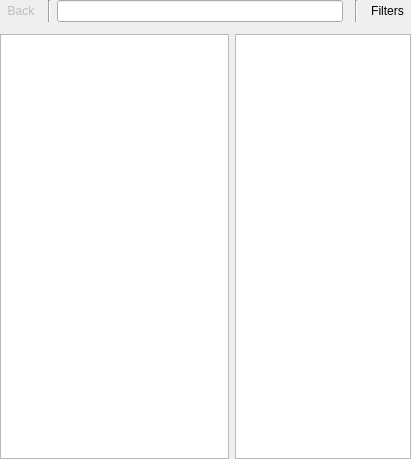
Old version of the form AddRm/AddRmKCM.ui in the repository KDE/apper.
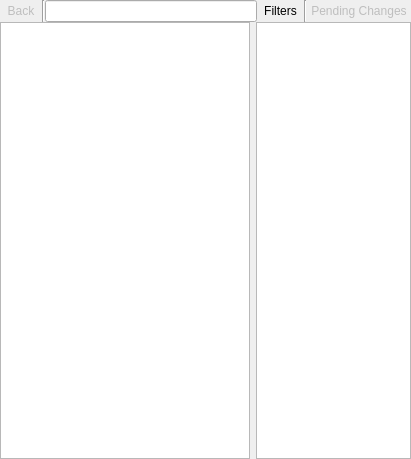
New version of the form. Custom widgets are drawn as their Qt base class.

Commit message: Starting to make the pending changes work

```diff
--- a/AddRm/AddRmKCM.ui
+++ b/AddRm/AddRmKCM.ui
@@ -23,10 +23,13 @@
    <locale language="English" country="UnitedStates"/>
   </property>
   <layout class="QGridLayout" name="gridLayout">
+   <property name="verticalSpacing">
+    <number>0</number>
+   </property>
    <property name="margin">
     <number>0</number>
    </property>
-   <item row="0" column="0" colspan="4">
+   <item row="0" column="0" colspan="3">
     <layout class="QHBoxLayout" name="horizontalLayout">
      <item>
       <widget class="QToolButton" name="backTB">
@@ -73,13 +76,6 @@
        </layout>
       </widget>
      </item>
-     <item>
-      <widget class="Line" name="line_2">
-       <property name="orientation">
-        <enum>Qt::Vertical</enum>
-       </property>
-      </widget>
-     </item>
      <item>
       <widget class="QToolButton" name="filtersTB">
        <property name="sizePolicy">
@@ -108,12 +104,32 @@
        </property>
       </widget>
      </item>
+     <item>
+      <widget class="Line" name="line_2">
+       <property name="orientation">
+        <enum>Qt::Vertical</enum>
+       </property>
+      </widget>
+     </item>
+     <item>
+      <widget class="QPushButton" name="changesPB">
+       <property name="enabled">
+        <bool>false</bool>
+       </property>
+       <property name="text">
+        <string>Pending Changes</string>
+       </property>
+       <property name="flat">
+        <bool>true</bool>
+       </property>
+      </widget>
+     </item>
     </layout>
    </item>
-   <item row="1" column="0" colspan="4">
+   <item row="1" column="0" colspan="3">
     <widget class="QWidget" name="stackedWidget" native="true"/>
    </item>
-   <item row="2" column="1" colspan="3">
+   <item row="2" column="1" colspan="2">
     <widget class="KpkCategorizedView" name="homeView">
      <property name="mouseTracking">
       <bool>true</bool>
```
The commit also changes 5 other files.
